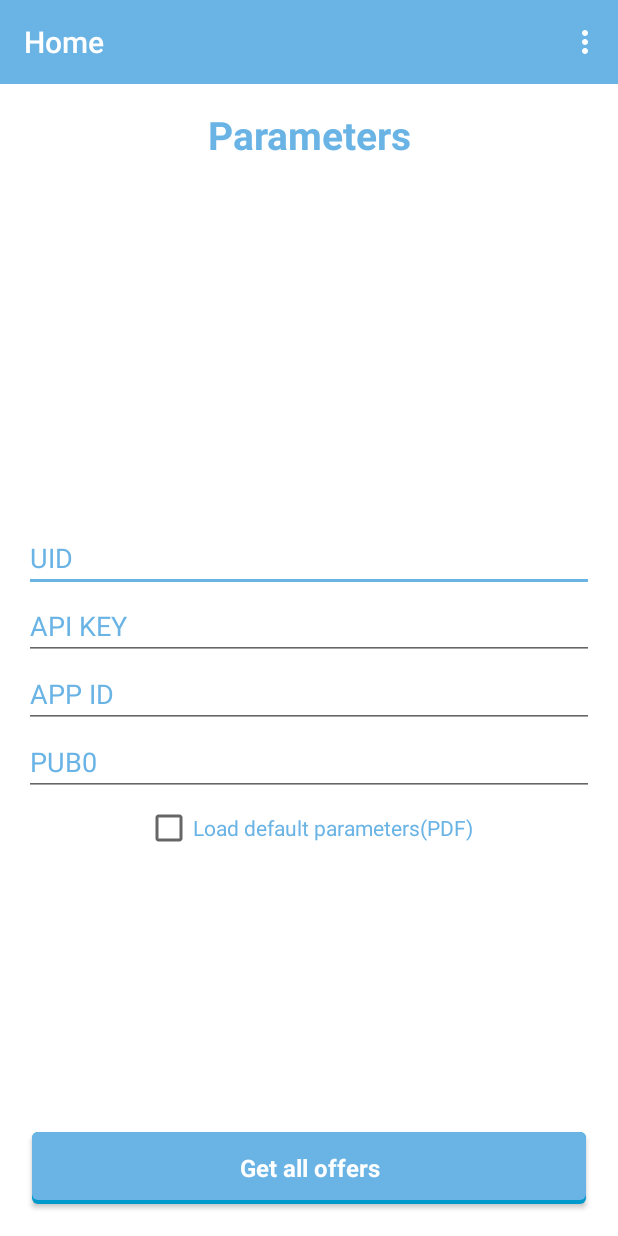
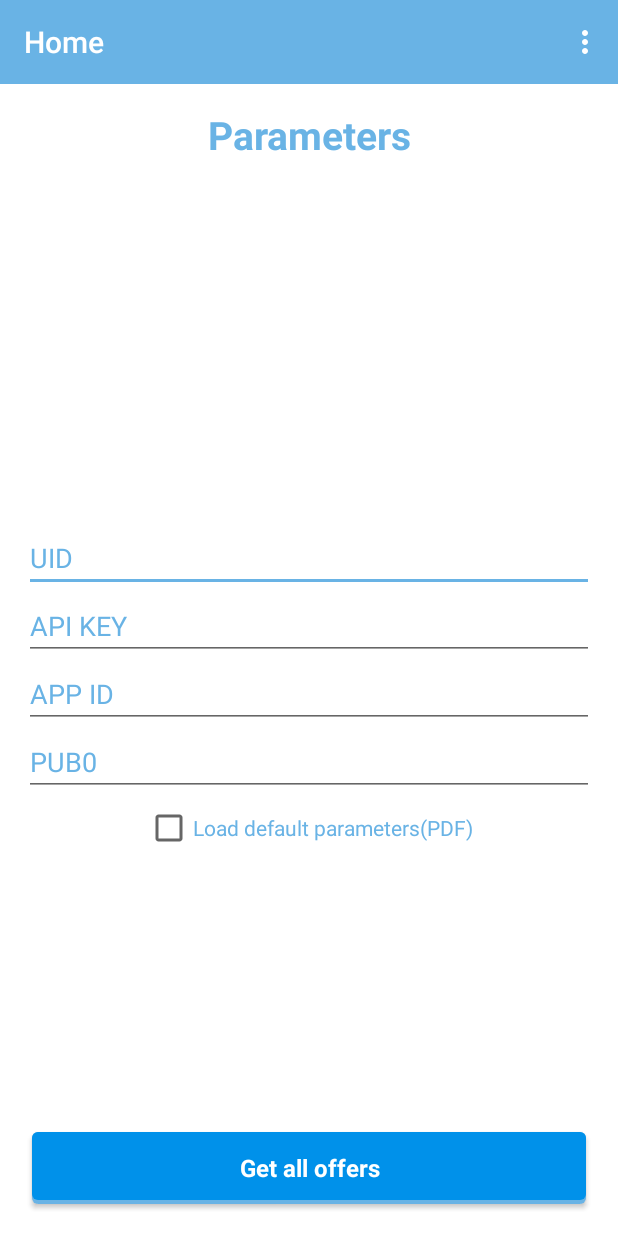
Before and after one commit to ChEmO1990/FyberOffersDemo, an Android app: the screen it shows after launch (MainActivity), on a phone screen of 412 x 824 dp. Run offline under Robolectric (Android 15) with nearby library versions, the phone set to English and light mode, and no system bars; our stand-ins replace ButterKnife.

Commit message:
Changes in the sytles and logic MainActivity

```diff
--- a/app/src/main/java/com/anselmo/fyberoffersdemo/adapters/OfferAdapter.java
+++ b/app/src/main/java/com/anselmo/fyberoffersdemo/adapters/OfferAdapter.java
@@ -73,9 +73,9 @@ public class OfferAdapter extends RecyclerView.Adapter<OfferAdapter.ViewHolder>
             teaser = (TextView) itemView.findViewById(R.id.item_teaser_offer);
             payout = (TextView) itemView.findViewById(R.id.item_payout_offer);
 
-            title.setTypeface(EasyFonts.robotoBold(context));
+            title.setTypeface(EasyFonts.robotoLight(context));
             teaser.setTypeface(EasyFonts.robotoLight(context));
-            payout.setTypeface(EasyFonts.robotoThin(context));
+            payout.setTypeface(EasyFonts.robotoBold(context));
 
             // Attach a click listener to the entire row view
             itemView.setOnClickListener(this);
--- a/app/src/main/java/com/anselmo/fyberoffersdemo/ui/BaseActivity.java
+++ b/app/src/main/java/com/anselmo/fyberoffersdemo/ui/BaseActivity.java
@@ -29,16 +29,12 @@ public abstract class BaseActivity extends AppCompatActivity {
 
     @Override
     public boolean onCreateOptionsMenu(Menu menu) {
-        // Inflate the menu; this adds items to the action bar if it is present.
         getMenuInflater().inflate(R.menu.menu_main, menu);
         return true;
     }
 
     @Override
     public boolean onOptionsItemSelected(MenuItem item) {
-        // Handle action bar item clicks here. The action bar will
-        // automatically handle clicks on the Home/Up button, so long
-        // as you specify a parent activity in AndroidManifest.xml.
         int id = item.getItemId();
 
         switch ( id ) {
--- a/app/src/main/java/com/anselmo/fyberoffersdemo/ui/MainActivity.java
+++ b/app/src/main/java/com/anselmo/fyberoffersdemo/ui/MainActivity.java
@@ -73,12 +73,7 @@ public class MainActivity extends BaseActivity {
             offersIntent.putExtra(Constants.INTENT_EXTRA_APPID, editAppId.getText().toString().trim());
             offersIntent.putExtra(Constants.INTENT_EXTRA_PUB0, editPub0.getText().toString().trim());
             startActivity(offersIntent);
-        }
-    }
 
-    @Override
-    protected void onPause() {
-        super.onPause();
             checkDefault.setChecked(false);
             editUid.setText("");
             editApiKey.setText("");
@@ -87,3 +82,4 @@ public class MainActivity extends BaseActivity {
             editUid.requestFocus();
         }
     }
+}
--- a/app/src/main/res/drawable/rect_pressed.xml
+++ b/app/src/main/res/drawable/rect_pressed.xml
@@ -1,5 +1,5 @@
 <shape xmlns:android="http://schemas.android.com/apk/res/android"
     android:shape="rectangle">
     <corners android:radius="@dimen/corner_radius" />
-    <solid android:color="@android:color/holo_blue_dark" />
+    <solid android:color="@color/colorPrimary" />
 </shape>
--- a/app/src/main/res/layout/activity_main.xml
+++ b/app/src/main/res/layout/activity_main.xml
@@ -29,24 +29,36 @@
                 android:layout_width="match_parent"
                 android:layout_height="wrap_content"
                 android:hint="@string/title_uid"
+                android:imeOptions="actionDone"
+                android:singleLine="true"
+                android:ems="10"
                 android:id="@+id/editUid" />
 
             <EditText
                 android:layout_width="match_parent"
                 android:layout_height="wrap_content"
                 android:hint="@string/title_api_key"
+                android:imeOptions="actionDone"
+                android:singleLine="true"
+                android:ems="10"
                 android:id="@+id/editApiKey" />
 
             <EditText
                 android:layout_width="match_parent"
                 android:layout_height="wrap_content"
                 android:hint="@string/title_app_id"
+                android:imeOptions="actionDone"
+                android:singleLine="true"
+                android:ems="10"
                 android:id="@+id/editAppId" />
 
             <EditText
                 android:layout_width="match_parent"
                 android:layout_height="wrap_content"
                 android:hint="@string/title_pub0"
+                android:imeOptions="actionDone"
+                android:singleLine="true"
+                android:ems="10"
                 android:id="@+id/editPub0" />
         </LinearLayout>
 
--- a/app/src/main/res/values/colors.xml
+++ b/app/src/main/res/values/colors.xml
@@ -2,7 +2,7 @@
 <resources>
     <color name="color_background">@color/primary_material_light</color>
     <color name="colorPrimary">#69B3E5</color>
-    <color name="colorPrimaryDark">#69B3E5</color>
+    <color name="colorPrimaryDark">#0091ea</color>
     <color name="colorAccent">#69B3E5</color>
     <color name="white">#FFFFFF</color>
     <color name="blue_grey">#778392</color>
```
Also changed, not shown: app/src/main/java/com/anselmo/fyberoffersdemo/ui/component/RecyclerViewEmpty.java (deleted, +0 -57 lines), app/src/main/res/layout/item_offer.xml (+2 -5 lines). Lines whose indentation alone changed are shown as unchanged.
